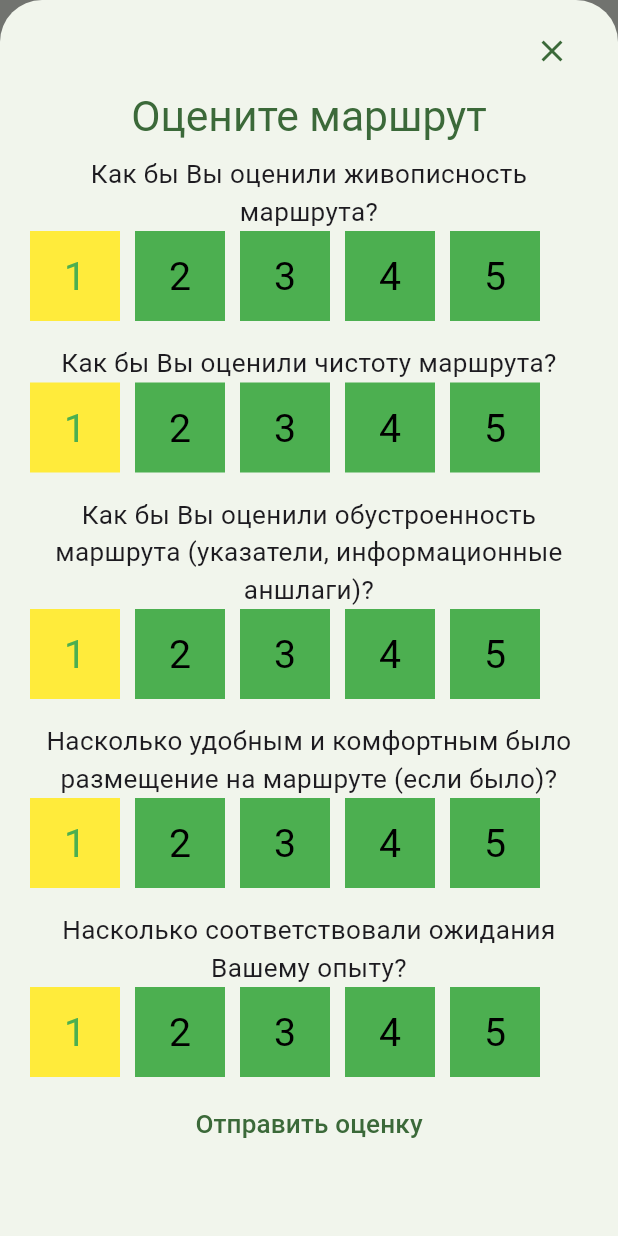
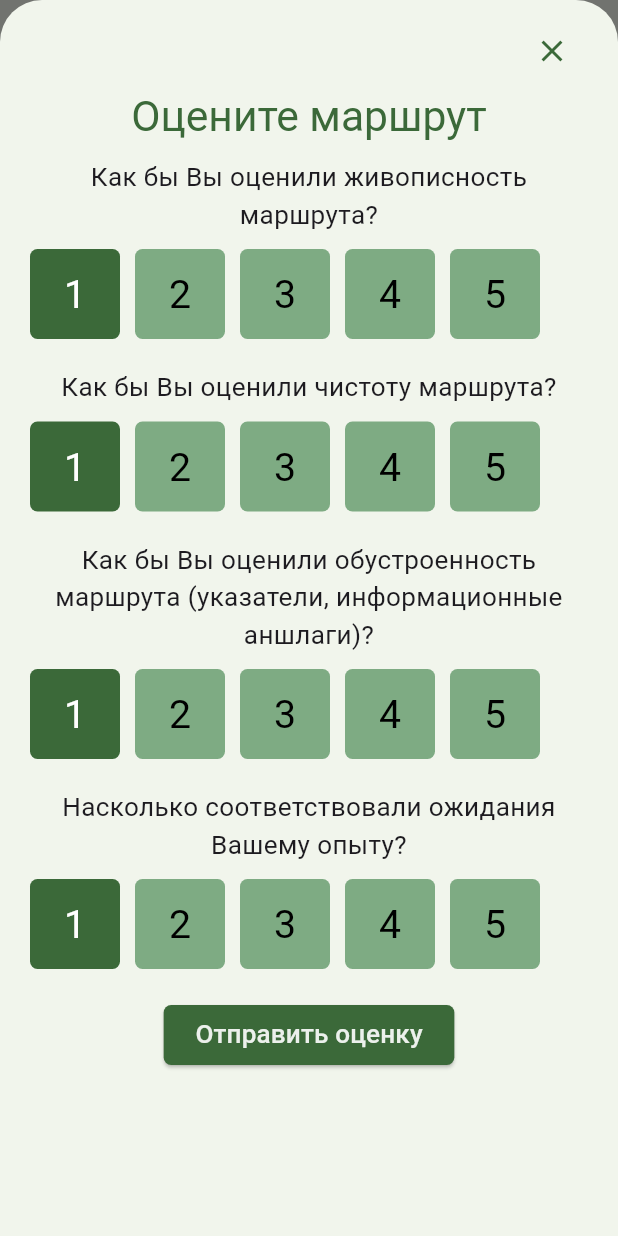
Before and after one commit to Omela-organization/Kamchatka-Mobile, a Flutter app: the screen it shows after launch, item 3 of the bottom bar chosen, after a tap on "Оцени маршрут", on a phone screen of 412 x 824 dp. Run offline on Flutter 3.47's test engine with Material 3 defaults, Android fonts, the light colour scheme and no system bars; our stand-ins replace cached_network_image, flutter_map, latlong2; network calls fail.

Commit message:
feat: add route modal

```diff
--- a/lib/route_modal.dart
+++ b/lib/route_modal.dart
@@ -1,4 +1,6 @@
+import 'package:flutter/cupertino.dart';
 import 'package:flutter/material.dart';
+import 'package:flutter/widgets.dart';
 import 'package:green_app/modal_body.dart';
 
 class RouteModalBody extends StatelessWidget {
@@ -9,35 +11,61 @@ class RouteModalBody extends StatelessWidget {
     return ModalBody(
       title: 'Оцените маршрут',
       bodyWidget: [
-        const QuestionBlocWidget(
+        QuestionBlocWrapper(
           question: 'Как бы Вы оценили живописность маршрута?',
           count: 5,
         ),
-        const QuestionBlocWidget(
+        QuestionBlocWrapper(
           question: 'Как бы Вы оценили чистоту маршрута?',
           count: 5,
         ),
-        const QuestionBlocWidget(
+        QuestionBlocWrapper(
           question:
               'Как бы Вы оценили обустроенность маршрута (указатели, информационные аншлаги)?',
           count: 5,
         ),
-        const QuestionBlocWidget(
-          question:
-              'Насколько удобным и комфортным было размещение на маршруте (если было)?',
-          count: 5,
-        ),
-        const QuestionBlocWidget(
+        QuestionBlocWrapper(
           question: 'Насколько соответствовали ожидания Вашему опыту?',
           count: 5,
         ),
-        TextButton(
+        SizedBox(
+          height: 10,
+        ),
+        Align(
+          child: ElevatedButton(
+            style: ElevatedButton.styleFrom(
+                shape: RoundedRectangleBorder(
+                    borderRadius: BorderRadius.circular(5)),
+                backgroundColor: Theme.of(context).primaryColor,
+                foregroundColor: Colors.white.withOpacity(0.9)),
             onPressed: () => Navigator.pop(context),
             child: const Text(
               'Отправить оценку',
             ),
           ),
+        ),
       ],
+    );
+  }
+}
+
+class QuestionBlocWrapper extends StatelessWidget {
+  const QuestionBlocWrapper({
+    super.key,
+    required this.question,
+    required this.count,
+  });
+
+  final String question;
+  final int count;
+
+  @override
+  Widget build(BuildContext context) {
+    return QuestionBlocWidget(
+      question: question,
+      count: count,
+      activeBackColor: Theme.of(context).primaryColor,
+      inactiveTextColor: Colors.black,
     );
   }
 }
@@ -49,10 +77,10 @@ class QuestionBlocWidget extends StatefulWidget {
     required this.count,
     this.onChanged,
     this.padding,
-    this.activeBackColor = Colors.yellow,
-    this.activeTextColor = Colors.green,
-    this.inactiveBackColor = Colors.green,
-    this.inactiveTextColor = Colors.black,
+    this.activeBackColor = Colors.green,
+    this.activeTextColor = Colors.white,
+    this.inactiveBackColor = const Color(0xFF7EAB83),
+    this.inactiveTextColor = Colors.green,
   });
 
   final String question;
@@ -76,6 +104,11 @@ class QuestionBlocWidget extends StatefulWidget {
 class _QuestionBlocWidgetState extends State<QuestionBlocWidget> {
   late int currentValue;
 
+  // late final Color activeBackColor;
+  // late final Color activeTextColor;
+  // late final Color inactiveBackColor;
+  // late final Color inactiveTextColor;
+
   @override
   void initState() {
     currentValue = 1;
@@ -83,9 +116,15 @@ class _QuestionBlocWidgetState extends State<QuestionBlocWidget> {
   }
 
   @override
+  void didUpdateWidget(covariant QuestionBlocWidget oldWidget) {
+    // TODO: implement didUpdateWidget
+    super.didUpdateWidget(oldWidget);
+  }
+
+  @override
   Widget build(BuildContext context) {
     return Padding(
-      padding: widget.padding ?? const EdgeInsets.symmetric(vertical: 8),
+      padding: widget.padding ?? const EdgeInsets.symmetric(vertical: 10),
       child: Column(
         children: [
           Center(
@@ -93,7 +132,9 @@ class _QuestionBlocWidgetState extends State<QuestionBlocWidget> {
             widget.question,
             textAlign: TextAlign.center,
           )),
-          // SizedBox(height: 10,),
+          SizedBox(
+            height: 10,
+          ),
           SizedBox(
             height: 60,
             child: ListView.separated(
@@ -115,9 +156,13 @@ class _QuestionBlocWidgetState extends State<QuestionBlocWidget> {
                   child: Container(
                     width: 60,
                     // padding: const EdgeInsets.all(12),
+                    decoration: BoxDecoration(
                       color: idx + 1 == currentValue
                           ? widget.activeBackColor
                           : widget.inactiveBackColor,
+                      shape: BoxShape.rectangle,
+                      borderRadius: BorderRadius.all(Radius.circular(5)),
+                    ),
                     child: Center(
                       child: Text(
                         '${idx + 1}',
```
Lines whose indentation alone changed are shown as unchanged.
